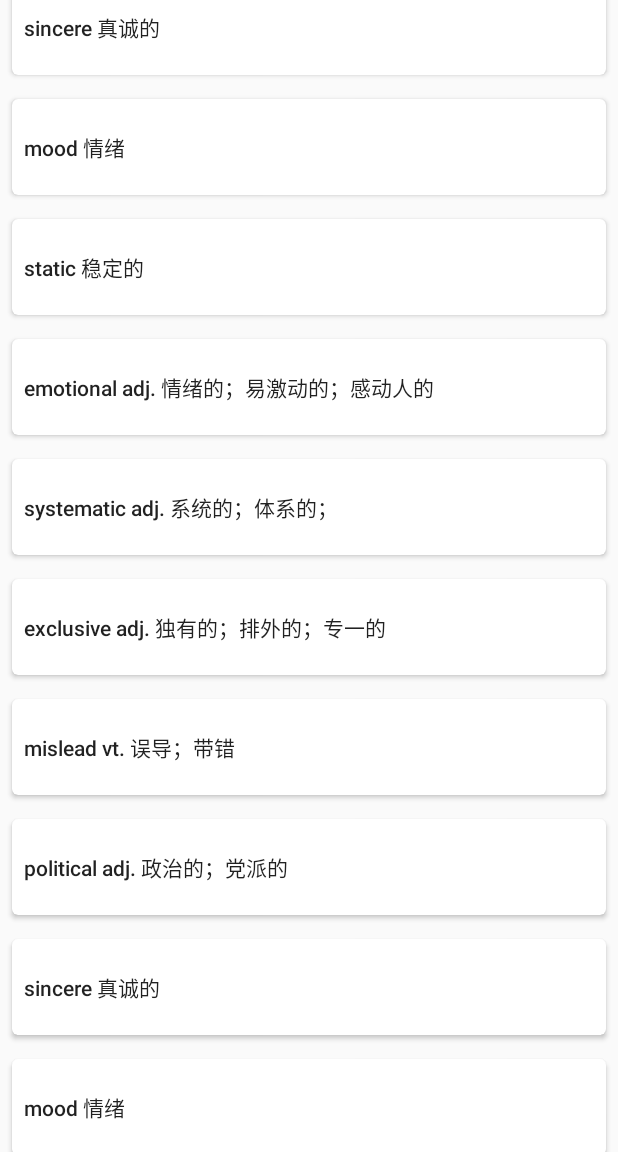
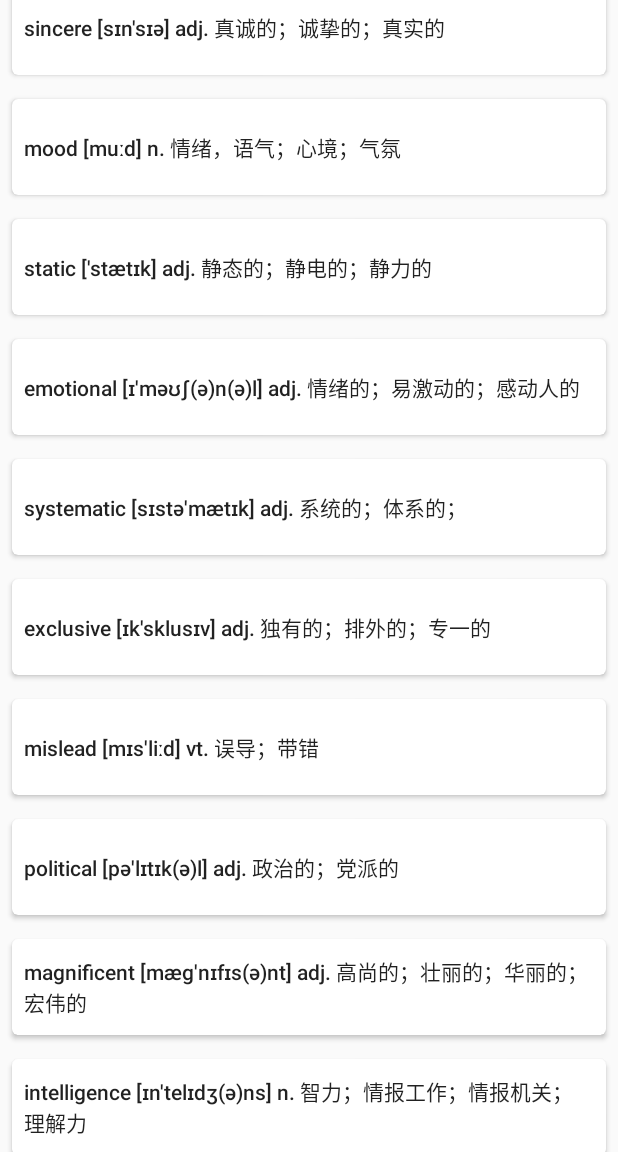
Before and after one commit to PAULFU/shanciapp, an Android app: the screen it shows after launch (MainActivity), on a phone screen of 412 x 824 dp, the part 84-1236 px from its top. Run offline under Robolectric (Android 15) with nearby library versions, the phone set to English and light mode, and no system bars; our stand-ins replace Volley; libraries missing offline, so code that uses them is left out: com.afollestad.materialdialogs, com.canyinghao.candialog, com.facebook.stetho, com.jpardogo.android, com.oguzdev.circularfloatingactionmenu and 1 more; network calls fail; 23 statements that could not run were skipped.

Commit message:
这次真的完成了啊！

```diff
--- a/app/src/main/java/com/fupinyou/shanci/shanciapp/DataBaseManager.java
+++ b/app/src/main/java/com/fupinyou/shanci/shanciapp/DataBaseManager.java
@@ -29,16 +29,24 @@ public class DataBaseManager {
     public DataBaseManager(Context context) {
         String tableName="cet_four_table";
 
-        wordcollection.add(new PastWord("sincere 真诚的","Compliment someone with a genuine comment on what you appreciate or respect about them.对他人就你一直欣赏或敬重的某一点表示真诚的赞美。"));
-        wordcollection.add(new PastWord("mood 情绪","The government misjudged the mood of the country when it decided to call an election.政府在决定举行一次大选时，错误地估计了本国人民的情绪。"));
-        wordcollection.add(new PastWord("static 稳定的","The stable situation of our country today was hard won. 我们今天稳定的形势是来之不易的。"));
-
-        wordcollection.add(new PastWord("emotional adj. 情绪的；易激动的；感动人的","He fuzzed up the plot line with a lot of emotional nonsense.他说了一大堆情绪激动的废话使情节主线模糊不清。"));
-        wordcollection.add(new PastWord("systematic adj. 系统的；体系的；","We need a systematic training program. First, we should do some flexibility exercises, and then I will customize a training program for you. 我们需要一个系统的训练计划.先要做些适应性训练.然后我会为你量身制定一份训练计划."));
-        wordcollection.add(new PastWord("exclusive adj. 独有的；排外的；专一的","A journalist has tried to muscle in on my exclusive story.一个记者一直想强行把我的独家报道弄到手。"));
-        wordcollection.add(new PastWord("mislead vt. 误导；带错","And that mistake might mislead us if we start thinking the personal identity case.如果考虑人格同一性的问题,这个错误可能会误导我们。"));
-        wordcollection.add(new PastWord("political adj. 政治的；党派的","She disaffiliated from the political group.她退出了那个政治团体。"));
-
+        wordcollection.add(new PastWord("sincere [sɪn'sɪə] adj. 真诚的；诚挚的；真实的","Compliment someone with a genuine comment on what you appreciate or respect about them.对他人就你一直欣赏或敬重的某一点表示真诚的赞美。"));
+        wordcollection.add(new PastWord("mood [muːd] n. 情绪，语气；心境；气氛","The scenery chimed perfectly with the eerie mood of the play. 这个剧的布景和它的恐怖气氛十分协调。The government misjudged the mood of the country when it decided to call an election.政府在决定举行一次大选时，错误地估计了本国人民的情绪。"));
+        wordcollection.add(new PastWord("static ['stætɪk] adj. 静态的；静电的；静力的","The stable situation of our country today was hard won. 我们今天稳定的形势是来之不易的。"));
+        wordcollection.add(new PastWord("emotional [ɪ'məʊʃ(ə)n(ə)l] adj. 情绪的；易激动的；感动人的","He fuzzed up the plot line with a lot of emotional nonsense.他说了一大堆情绪激动的废话使情节主线模糊不清。"));
+        wordcollection.add(new PastWord("systematic [sɪstə'mætɪk] adj. 系统的；体系的；","We need a systematic training program. First, we should do some flexibility exercises, and then I will customize a training program for you. 我们需要一个系统的训练计划.先要做些适应性训练.然后我会为你量身制定一份训练计划."));
+        wordcollection.add(new PastWord("exclusive [ɪk'sklusɪv] adj. 独有的；排外的；专一的","A journalist has tried to muscle in on my exclusive story.一个记者一直想强行把我的独家报道弄到手。"));
+        wordcollection.add(new PastWord("mislead [mɪs'liːd] vt. 误导；带错","And that mistake might mislead us if we start thinking the personal identity case.如果考虑人格同一性的问题,这个错误可能会误导我们。"));
+        wordcollection.add(new PastWord("political [pə'lɪtɪk(ə)l] adj. 政治的；党派的","She disaffiliated from the political group.她退出了那个政治团体。"));
+        wordcollection.add(new PastWord("magnificent [mæg'nɪfɪs(ə)nt] adj. 高尚的；壮丽的；华丽的；宏伟的","After the fire, nothing remained of the magnificent buildings of the temple. 大火过后， 寺院里的那些雄伟建筑已荡然无存。"));
+        wordcollection.add(new PastWord("intelligence [ɪn'telɪdʒ(ə)ns] n. 智力；情报工作；情报机关；理解力","She has shown no abnormality in intelligence or in disposition. 她在智力或性情上都未显示出任何反常。"));
+        wordcollection.add(new PastWord("asset ['æset] n. 资产；优点；有用的东西；有利条件；财产；有价值的人或物","On the other hand, your debt is an asset to the bank, but it is your liability. 在另一方面，你的债务是银行的一种资产，但它却是你的债务。"));
+        wordcollection.add(new PastWord("abbreviations [ə,brivɪ'eʃən] n.缩写词，缩略语","Completely spell out your state or province and country or region; do not use abbreviations. 完全拼出您的州或省和国家或地区，不要使用缩写。"));
+        wordcollection.add(new PastWord("understanding [ʌndə'stændɪŋ] n. 谅解，理解；理解力；协议 adj. 了解的；聪明的；有理解力的 v. 理解；明白（understand的ing形式）","This incident will make for better understanding between them. 这次事件将促进他们之间更好地相互了解。"));
+        wordcollection.add(new PastWord("desirable [dɪ'zaɪərəb(ə)l] adj. 令人满意的；值得要的 n. 合意的人或事物","Both sides consider it desirable to further the understanding between the two peoples. 双方认为增进两国人民之间的了解是可取的。"));
+        wordcollection.add(new PastWord("seriousness ['sɪərɪəsnəs] n. 严重性；严肃；认真","With great seriousness he pondered upon the problem. 他极其严肃地仔细考虑问题。"));
+        wordcollection.add(new PastWord("agreement [ə'griːm(ə)nt] n. 协议；同意，一致","We disagreed over the wording of the agreement . 我们对协议的措词有不同意见。"));
+        wordcollection.add(new PastWord("renounced [rɪ'naʊns] vt. 宣布放弃；与…断绝关系；垫牌 vi. 放弃权利；垫牌 n. 垫牌","Although educated for the ministry, Nietzsche soon renounced all faith and Christianity on the ground that it impeded the free expansion of life. 虽然培养为政府部门的人员，尼采却基于宗教信仰阻碍了生活的自由膨胀这一理由，而很快宣布放弃所有信仰包括基督教。"));
+        wordcollection.add(new PastWord("previously ['priviəsli] adv. 以前；预先；仓促地","This means that we have to set all the previously mentioned properties. 这意味着我们必须设置所有以前提到过的属性。"));
 
 
 
--- a/app/src/main/java/com/fupinyou/shanci/shanciapp/MainActivity.java
+++ b/app/src/main/java/com/fupinyou/shanci/shanciapp/MainActivity.java
@@ -54,7 +54,6 @@ import java.io.IOException;
 import java.util.ArrayList;
 import java.util.List;
 
-import static com.android.volley.Request.Method.GET;
 
 public class MainActivity extends AppCompatActivity
         implements NavigationView.OnNavigationItemSelectedListener {
@@ -69,6 +68,7 @@ public class MainActivity extends AppCompatActivity
     public static boolean aBoolean=false;
     private Fragment[] fragments;
     private RecyclerView mRecyclerView;
+    private WordDao wordDao;
     private Toolbar mToolbar;
     private FloatingActionButton mFabButton;
     //private  FloatingActionButton actionButton;
@@ -119,8 +119,8 @@ public class MainActivity extends AppCompatActivity
         final TextView textView= (TextView) findViewById(R.id.text);
         Toolbar toolbar = (Toolbar) findViewById(R.id.toolbar);
         mProgressBar= (ProgressBar) findViewById(R.id.google_progress);
-        mProgressBar.setIndeterminateDrawable(new ChromeFloatingCirclesDrawable.Builder(this)
-                .build());
+      /*  mProgressBar.setIndeterminateDrawable(new ChromeFloatingCirclesDrawable.Builder(this)
+                .build());*/
         mToolbar = toolbar;
         setSupportActionBar(toolbar);
         toolbar.setOnMenuItemClickListener(onMenuItemClick);
@@ -130,21 +130,24 @@ public class MainActivity extends AppCompatActivity
             public void handleMessage(Message msg) {//此方法在ui线程运行
                 switch (msg.what) {
                     case MSG_SUCCESS:
+                        mProgressBar.setIndeterminateDrawable(new ChromeFloatingCirclesDrawable.Builder(MainActivity.this)
+                                .build());
                         initRecyclerView(createItemList());
                         textView.setText("");
-                        mProgressBar.setVisibility(ProgressBar.INVISIBLE);
+                        mProgressBar.setVisibility(ProgressBar.GONE);
                         Log.i("MainActivity", "SUCCESS");
                         break;
                     case MSG_FAILURE:
                         Log.i("MainActivity", "FAILURE");
                         break;
                     case DAO_MESSAGE:
-                        textView.setText("正在加载所选数据...");
-                        mProgressBar.setVisibility(View.VISIBLE);
+                        //textView.setText("正在加载所选数据...");
+                        mProgressBar.setIndeterminateDrawable(new ChromeFloatingCirclesDrawable.Builder(MainActivity.this)
+                                .build());
                         initRecyclerView(createItemListDAO());
-                        mRecyclerView.setVisibility(View.VISIBLE);
+                        //mRecyclerView.setVisibility(View.VISIBLE);
                         textView.setText("");
-                        mProgressBar.setVisibility(ProgressBar.INVISIBLE);
+                        mProgressBar.setVisibility(ProgressBar.GONE);
                         break;
                 }
             }
@@ -168,7 +171,6 @@ public class MainActivity extends AppCompatActivity
                //mDataBaseManager.closeDataBase();
             }
         };
-
         mThread=new Thread(runnable);
         mThread.start();
 
@@ -177,7 +179,7 @@ public class MainActivity extends AppCompatActivity
         SQLiteDatabase db=helper.getWritableDatabase();
         DaoMaster daoMaster=new DaoMaster(db);
         DaoSession daoSession=daoMaster.newSession();
-        WordDao wordDao=daoSession.getWordDao();
+        final WordDao wordDao=daoSession.getWordDao();
         GenDAODataBase.genDAODataBase(wordDao);
 
         //initRecyclerView();
@@ -195,25 +197,6 @@ public class MainActivity extends AppCompatActivity
                 myBinder.startToast();
             }
         };
-
-
-
-     /*   FloatingActionButton fab = (FloatingActionButton) findViewById(R.id.fab);
-        mFabButton = fab;
-        fab.setOnClickListener(new View.OnClickListener() {
-            @Override
-            public void onClick(View view) {
-                int deleteId=myBinder.getIndex();
-                int endId=DataBaseManager.sparseArray.size();
-                String string=DataBaseManager.sparseArray.get(deleteId);
-                String endString=DataBaseManager.sparseArray.get(endId);
-                mDataBaseManager.delete(deleteId);
-                DataBaseManager.sparseArray.setValueAt(deleteId-1, endString);
-                DataBaseManager.sparseArray.delete(endId);
-                Snackbar.make(view, "单词'"+string+"'已经删除", Snackbar.LENGTH_LONG)
-                        .setAction("Action", null).show();
-            }
-        });*/
 
         ImageView icon=new ImageView(this);
         icon.setImageResource(R.mipmap.plus);
@@ -233,7 +216,8 @@ public class MainActivity extends AppCompatActivity
         button1.setOnClickListener(new View.OnClickListener() {
             @Override
             public void onClick(View v) {
-
+                mProgressBar.setIndeterminateDrawable(new ChromeFloatingCirclesDrawable.Builder(MainActivity.this)
+                        .build());
                 new Thread(new Runnable() {
                     @Override
                     public void run() {
@@ -249,6 +233,7 @@ public class MainActivity extends AppCompatActivity
                 } catch (InterruptedException e) {
                     e.printStackTrace();
                 }
+                mProgressBar.setVisibility(View.GONE);
                 final String[] items = SSFTPsync.strings;
 
                 new MaterialDialog.Builder(MainActivity.this)
@@ -306,6 +291,7 @@ public class MainActivity extends AppCompatActivity
         button2.setOnClickListener(new View.OnClickListener() {
             @Override
             public void onClick(View v) {
+                if (!aBoolean) {
                     if (mBundle != null) {
                         int deleteId = myBinder.getIndex();
                         int endId = DataBaseManager.sparseArray.size();
@@ -318,6 +304,22 @@ public class MainActivity extends AppCompatActivity
                                 .setAction("Action", null).show();
                     } else {
                         Toast.makeText(MainActivity.this, "请先设置好时间间隔后再试", Toast.LENGTH_SHORT).show();
+                    }
+                }
+                else {
+                    if (mBundle != null) {
+                        int deleteId = myBinder.getIndex();
+                        int endId =sparseArray.size();
+                        String string = sparseArray.get(deleteId);
+                        String endString = sparseArray.get(endId);
+                        wordDao.queryBuilder().where(WordDao.Properties.Id.eq(deleteId)).buildDelete().executeDeleteWithoutDetachingEntities();
+                        sparseArray.setValueAt(deleteId - 1, endString);
+                        sparseArray.delete(endId);
+                        Snackbar.make(v, "单词'" + string + "'已经删除", Snackbar.LENGTH_LONG)
+                                .setAction("Action", null).show();
+                    } else {
+                        Toast.makeText(MainActivity.this, "请先设置好时间间隔后再试", Toast.LENGTH_SHORT).show();
+                    }
                 }
             }
         });
@@ -489,7 +491,7 @@ public class MainActivity extends AppCompatActivity
                 x=x/1000;
                 String str= String.valueOf(x);
                 Toast.makeText(MainActivity.this,"您选择的时间间隔是"+str+"秒", Toast.LENGTH_SHORT).show();
-                Toast.makeText(MainActivity.this,"sincere 真诚的",Toast.LENGTH_SHORT).show();
+                //Toast.makeText(MainActivity.this,"sincere 真诚的",Toast.LENGTH_SHORT).show();
             }
         }
         if(requestCode==FILE_SELECT_CODE){
@@ -504,7 +506,7 @@ public class MainActivity extends AppCompatActivity
                SQLiteDatabase sqldb= dbm.openDatabase(file);
                 DaoMaster daoM=new DaoMaster(sqldb);
                 DaoSession daoS=daoM.newSession();
-                WordDao wordDao=daoS.getWordDao();
+                wordDao=daoS.getWordDao();
                 //GenDAODataBase.genDAODataBase(wordDao);
                 List list=wordDao.queryBuilder().list();
                 extralist=list;
--- a/app/src/main/res/layout/drawerlayout_main.xml
+++ b/app/src/main/res/layout/drawerlayout_main.xml
@@ -1,6 +1,5 @@
 <?xml version="1.0" encoding="utf-8"?>
 <android.support.v4.widget.DrawerLayout xmlns:android="http://schemas.android.com/apk/res/android"
-    xmlns:app="http://schemas.android.com/apk/res-auto"
     xmlns:tools="http://schemas.android.com/tools" android:id="@+id/drawer_layout"
     android:layout_width="match_parent" android:layout_height="match_parent"
     android:fitsSystemWindows="true" tools:openDrawer="start">
```
Also changed, not shown: 1 other file. Lines whose indentation alone changed are shown as unchanged.
